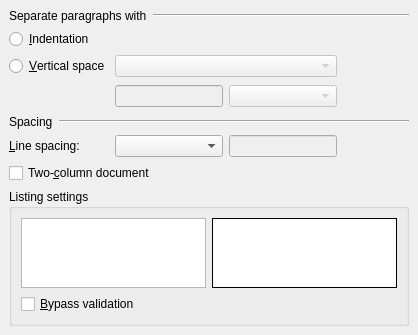
Above: src/frontends/qt4/ui/TextLayoutUi.ui from cburschka/lyx before the change. Below: the same form after it.
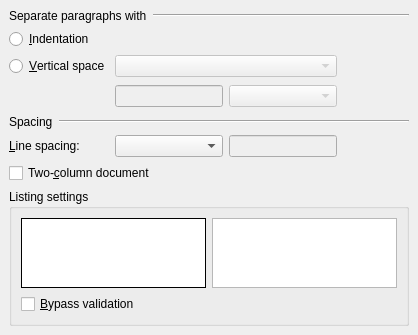
That is the form after the change. Custom widgets are drawn as their Qt base class.

Patch:
```diff
--- a/src/frontends/qt4/ui/TextLayoutUi.ui
+++ b/src/frontends/qt4/ui/TextLayoutUi.ui
@@ -131,7 +131,7 @@
         </property>
        </widget>
       </item>
-      <item row="0" column="1" >
+      <item row="0" column="0" >
        <widget class="QTextBrowser" name="listingsTB" >
         <property name="sizePolicy" >
          <sizepolicy>
@@ -158,7 +158,7 @@
         </property>
        </widget>
       </item>
-      <item row="0" column="0" >
+      <item row="0" column="1" >
        <widget class="QTextEdit" name="listingsED" >
         <property name="sizePolicy" >
          <sizepolicy>
```
Left out of the diff: 3 changed lines with no effect on the pictures.
